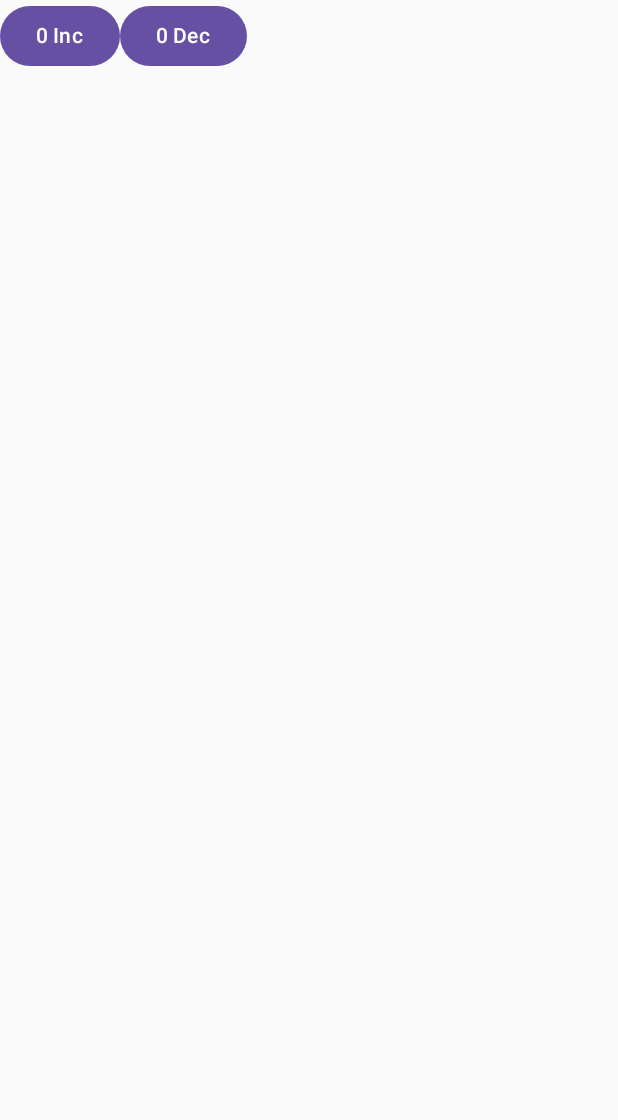
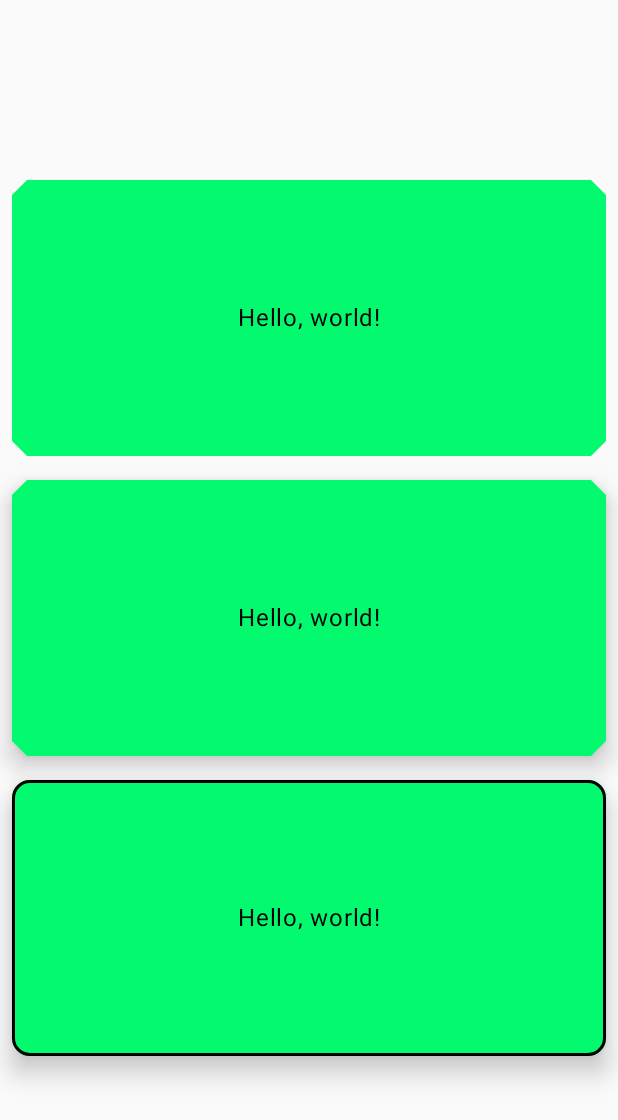
Before and after one commit to Coding-Meet/JetpackComposeSeries, an Android app built with Jetpack Compose: the screen it shows after launch (MainActivity), on a phone screen of 412 x 824 dp. Shown: the top 1120 px of the screen. Run offline under Robolectric (Android 15) with nearby library versions, the phone set to English and light mode, and no system bars.

Commit message:
implement card

```diff
--- a/app/src/main/java/com/coding/meet/jetpackcomposeseries/MainActivity.kt
+++ b/app/src/main/java/com/coding/meet/jetpackcomposeseries/MainActivity.kt
@@ -28,7 +28,7 @@ import androidx.compose.ui.text.font.*
 import androidx.compose.ui.text.style.*
 import androidx.compose.ui.unit.*
 import androidx.lifecycle.viewmodel.compose.viewModel
-import com.coding.meet.jetpackcomposeseries.ui.theme.JetpackComposeSeriesTheme
+import com.coding.meet.jetpackcomposeseries.ui.theme.*
 
 class MainActivity : ComponentActivity() {
     override fun onCreate(savedInstanceState: Bundle?) {
@@ -43,15 +43,17 @@ class MainActivity : ComponentActivity() {
 //                val mainViewModel by viewModels<MainViewModel>()
 
                 // with parameter
-                val mainViewModel : MainViewModel = viewModel(
-                    factory = viewModelFactory {
-                        MainViewModel("Meet")
-                    }
-                )
-                Row{
-                    IncScreen(mainViewModel)
-                    DecScreen(mainViewModel)
-                }
+//                val mainViewModel : MainViewModel = viewModel(
+//                    factory = viewModelFactory {
+//                        MainViewModel("Meet")
+//                    }
+//                )
+//                Row{
+//                    IncScreen(mainViewModel)
+//                    DecScreen(mainViewModel)
+//                }
+
+                CardScreen()
             }
         }
     }
@@ -513,12 +515,12 @@ fun StateScreen() {
     var count by rememberSaveable {
         mutableStateOf(0)
     }
-    Log.d("TAG","initial Composition")
+    Log.d("TAG", "initial Composition")
     Button(onClick = {
         count++
-        Log.d("TAG",count.toString())
+        Log.d("TAG", count.toString())
     }) {
-        Log.d("TAG","re-Composition")
+        Log.d("TAG", "re-Composition")
         Text(text = "$count Click")
     }
 }
@@ -540,3 +542,73 @@ fun DecScreen(mainViewModel: MainViewModel) {
         Text(text = "${mainViewModel.count} Dec")
     }
 }
+
+@Composable
+fun CardScreen() {
+    Column(
+        modifier = Modifier.fillMaxSize(),
+        verticalArrangement = Arrangement.Center,
+        horizontalAlignment = Alignment.CenterHorizontally
+    ) {
+        Card(
+            modifier = Modifier.fillMaxWidth()
+                .height(200.dp)
+                .padding(8.dp),
+            shape = CutCornerShape(10.dp),
+            colors =CardDefaults.cardColors(
+                containerColor = greenColor
+            )
+        ) {
+            Text(text = "Hello, world!",
+                modifier = Modifier.fillMaxSize()
+                    .wrapContentSize(),
+                textAlign = TextAlign.Center)
+        }
+
+        ElevatedCardExample()
+
+        OutlinedCardExample()
+    }
+}
+@Composable
+fun ElevatedCardExample() {
+    ElevatedCard(
+        elevation = CardDefaults.cardElevation(
+            defaultElevation = 10.dp,
+        ),
+        shape = CutCornerShape(10.dp),
+        colors =CardDefaults.cardColors(
+            containerColor = greenColor
+        ),
+        modifier = Modifier.fillMaxWidth()
+            .height(200.dp)
+            .padding(8.dp),
+    ) {
+        Text(
+            text = "Hello, world!",
+            modifier = Modifier.fillMaxSize()
+                .wrapContentSize(),
+            textAlign = TextAlign.Center)
+    }
+}
+@Composable
+fun OutlinedCardExample() {
+    OutlinedCard(
+        colors = CardDefaults.cardColors(
+            containerColor = greenColor
+        ),
+        border = BorderStroke(2.dp, Color.Black),
+        modifier = Modifier.fillMaxWidth()
+            .height(200.dp)
+            .padding(8.dp),
+        elevation = CardDefaults.cardElevation(
+            defaultElevation = 10.dp,
+        ),
+    ) {
+        Text(
+            text = "Hello, world!",
+            modifier = Modifier.fillMaxSize()
+                .wrapContentSize(),
+            textAlign = TextAlign.Center)
+    }
+}
--- a/app/src/main/java/com/coding/meet/jetpackcomposeseries/ui/theme/Color.kt
+++ b/app/src/main/java/com/coding/meet/jetpackcomposeseries/ui/theme/Color.kt
@@ -9,3 +9,5 @@ val Pink80 = Color(0xFFEFB8C8)
 val Purple40 = Color(0xFF6650a4)
 val PurpleGrey40 = Color(0xFF625b71)
 val Pink40 = Color(0xFF7D5260)
+
+val greenColor = Color(0xFF03FA6E)
```
